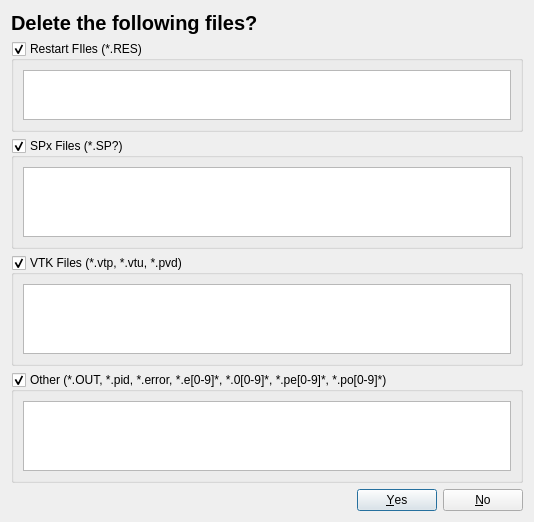
First picture: the form in mfixgui/uifiles/delete_popup.ui, repository truongd8593/mfix, before the edit.
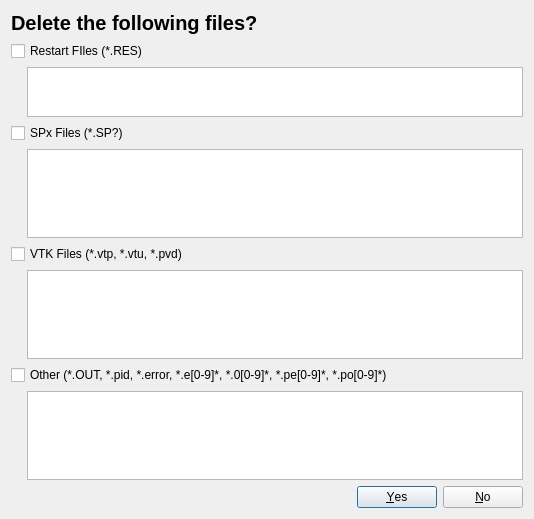
Second picture: the form after the edit.

Commit message: turned delete groupboxes into checkboxes so that the list widgets are always scrollable

Patch:
```diff
--- a/mfixgui/uifiles/delete_popup.ui
+++ b/mfixgui/uifiles/delete_popup.ui
@@ -14,32 +14,61 @@
    <string>Dialog</string>
   </property>
   <layout class="QGridLayout" name="gridLayout">
-   <item row="3" column="1">
-    <widget class="QGroupBox" name="groupbox_vtk">
-     <property name="title">
-      <string>VTK Files (*.vtp, *.vtu, *.pvd)</string>
+   <item row="8" column="1">
+    <widget class="QListWidget" name="listwidget_other">
+     <property name="maximumSize">
+      <size>
+       <width>16777215</width>
+       <height>100</height>
+      </size>
      </property>
-     <property name="flat">
-      <bool>true</bool>
+    </widget>
+   </item>
+   <item row="6" column="1">
+    <widget class="QListWidget" name="listwidget_vtk">
+     <property name="maximumSize">
+      <size>
+       <width>16777215</width>
+       <height>100</height>
+      </size>
      </property>
-     <property name="checkable">
-      <bool>true</bool>
+    </widget>
+   </item>
+   <item row="9" column="1">
+    <widget class="QDialogButtonBox" name="buttonBox">
+     <property name="orientation">
+      <enum>Qt::Horizontal</enum>
      </property>
-     <layout class="QVBoxLayout" name="verticalLayout_3">
-      <item>
-       <widget class="QListWidget" name="listwidget_vtk">
-        <property name="maximumSize">
-         <size>
-          <width>16777215</width>
-          <height>100</height>
-         </size>
-        </property>
-       </widget>
-      </item>
-     </layout>
+     <property name="standardButtons">
+      <set>QDialogButtonBox::No|QDialogButtonBox::Yes</set>
+     </property>
     </widget>
    </item>
-   <item row="0" column="1">
+   <item row="4" column="1">
+    <widget class="QListWidget" name="listwidget_spx">
+     <property name="maximumSize">
+      <size>
+       <width>16777215</width>
+       <height>100</height>
+      </size>
+     </property>
+    </widget>
+   </item>
+   <item row="1" column="0" colspan="2">
+    <widget class="QCheckBox" name="checkbox_res">
+     <property name="text">
+      <string>Restart FIles (*.RES)</string>
+     </property>
+    </widget>
+   </item>
+   <item row="3" column="0" colspan="2">
+    <widget class="QCheckBox" name="checkbox_spx">
+     <property name="text">
+      <string>SPx Files (*.SP?)</string>
+     </property>
+    </widget>
+   </item>
+   <item row="0" column="0" colspan="2">
     <widget class="QLabel" name="label">
      <property name="font">
       <font>
@@ -53,91 +82,46 @@
      </property>
     </widget>
    </item>
-   <item row="1" column="1">
-    <widget class="QGroupBox" name="groupbox_res">
-     <property name="title">
-      <string>Restart FIles (*.RES)</string>
+   <item row="5" column="0" colspan="2">
+    <widget class="QCheckBox" name="checkbox_vtk">
+     <property name="text">
+      <string>VTK Files (*.vtp, *.vtu, *.pvd)</string>
      </property>
-     <property name="flat">
-      <bool>true</bool>
-     </property>
-     <property name="checkable">
-      <bool>true</bool>
-     </property>
-     <layout class="QVBoxLayout" name="verticalLayout_2">
-      <item>
-       <widget class="QListWidget" name="listwidget_restart">
-        <property name="maximumSize">
-         <size>
-          <width>16777215</width>
-          <height>50</height>
-         </size>
-        </property>
-       </widget>
-      </item>
-     </layout>
     </widget>
    </item>
-   <item row="5" column="1">
-    <widget class="QDialogButtonBox" name="buttonBox">
-     <property name="orientation">
-      <enum>Qt::Horizontal</enum>
-     </property>
-     <property name="standardButtons">
-      <set>QDialogButtonBox::No|QDialogButtonBox::Yes</set>
-     </property>
-    </widget>
-   </item>
-   <item row="2" column="1">
-    <widget class="QGroupBox" name="groupbox_spx">
-     <property name="title">
-      <string>SPx Files (*.SP?)</string>
-     </property>
-     <property name="flat">
-      <bool>true</bool>
-     </property>
-     <property name="checkable">
-      <bool>true</bool>
-     </property>
-     <layout class="QVBoxLayout" name="verticalLayout">
-      <item>
-       <widget class="QListWidget" name="listwidget_spx">
-        <property name="maximumSize">
-         <size>
-          <width>16777215</width>
-          <height>100</height>
-         </size>
-        </property>
-       </widget>
-      </item>
-     </layout>
-    </widget>
-   </item>
-   <item row="4" column="1">
-    <widget class="QGroupBox" name="groupbox_other">
-     <property name="title">
+   <item row="7" column="0" colspan="2">
+    <widget class="QCheckBox" name="checkbox_other">
+     <property name="text">
       <string>Other (*.OUT, *.pid, *.error, *.e[0-9]*, *.0[0-9]*, *.pe[0-9]*, *.po[0-9]*)</string>
      </property>
-     <property name="flat">
-      <bool>true</bool>
+    </widget>
+   </item>
+   <item row="2" column="1">
+    <widget class="QListWidget" name="listwidget_restart">
+     <property name="maximumSize">
+      <size>
+       <width>16777215</width>
+       <height>50</height>
+      </size>
      </property>
-     <property name="checkable">
-      <bool>true</bool>
-     </property>
-     <layout class="QVBoxLayout" name="verticalLayout_4">
-      <item>
-       <widget class="QListWidget" name="listwidget_other">
-        <property name="maximumSize">
-         <size>
-          <width>16777215</width>
-          <height>100</height>
-         </size>
-        </property>
-       </widget>
-      </item>
-     </layout>
     </widget>
    </item>
+   <item row="2" column="0">
+    <spacer name="horizontalSpacer">
+     <property name="orientation">
+      <enum>Qt::Horizontal</enum>
+     </property>
+     <property name="sizeType">
+      <enum>QSizePolicy::Maximum</enum>
+     </property>
+     <property name="sizeHint" stdset="0">
+      <size>
+       <width>10</width>
+       <height>20</height>
+      </size>
+     </property>
+    </spacer>
+   </item>
   </layout>
  </widget>
  <resources/>
```
The commit also changes 1 other file.
